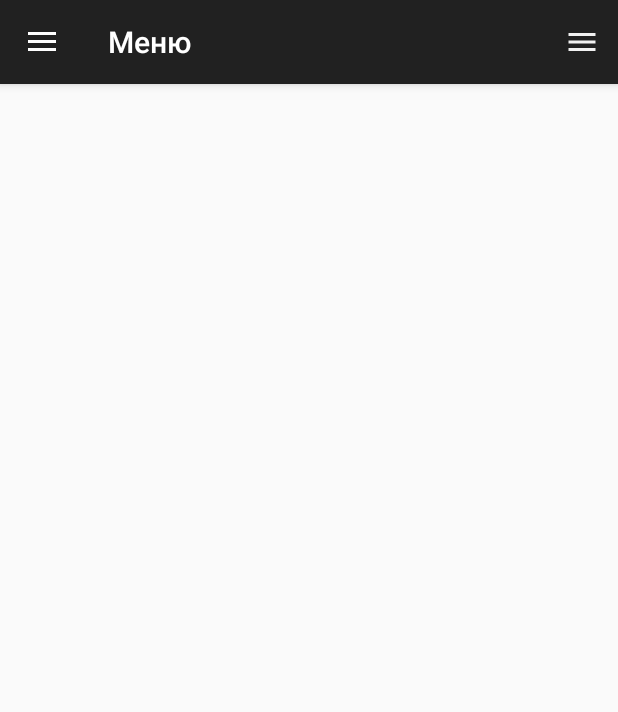
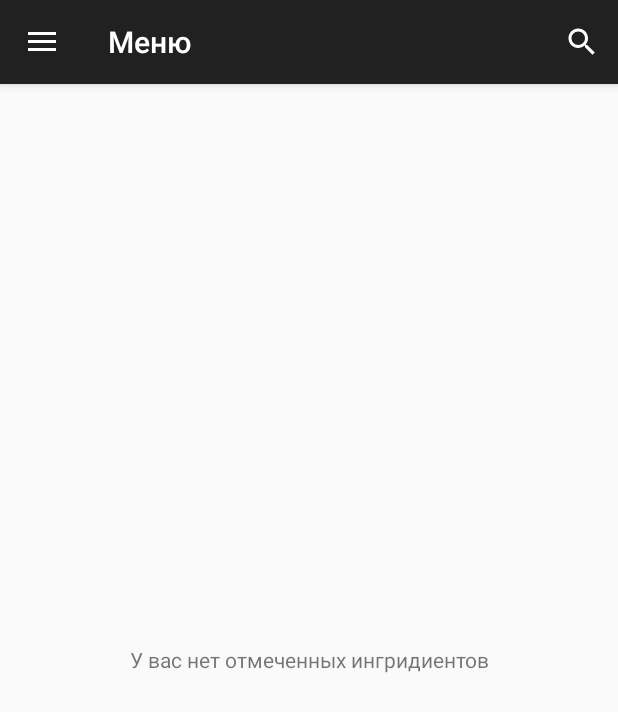
Before and after one commit to abbath0767/SimpleEat, an Android app: the fragment BasketFragment placed in its activity, on a phone screen of 412 x 824 dp. Shown: the top 712 px of the screen. Run offline under Robolectric (Android 15) with nearby library versions, the phone set to English and light mode, and no system bars.

Commit message:
add delete logic and empty view for recycler. need realise SearchView in fragments

```diff
--- a/app/src/main/AndroidManifest.xml
+++ b/app/src/main/AndroidManifest.xml
@@ -9,7 +9,8 @@
         android:label="@string/app_name"
         android:supportsRtl="true"
         android:theme="@style/AppTheme">
-        <activity android:name=".MainActivity">
+        <activity android:name=".MainActivity"
+            android:screenOrientation="portrait">
             <intent-filter>
                 <action android:name="android.intent.action.MAIN"/>
 
--- a/app/src/main/java/com/luxary_team/simpleeat/BasketFragment.java
+++ b/app/src/main/java/com/luxary_team/simpleeat/BasketFragment.java
@@ -9,12 +9,12 @@ import android.os.Bundle;
 import android.support.v7.widget.CardView;
 import android.support.v7.widget.LinearLayoutManager;
 import android.support.v7.widget.RecyclerView;
-import android.util.Log;
 import android.view.LayoutInflater;
 import android.view.View;
 import android.view.ViewGroup;
 import android.widget.CheckBox;
 import android.widget.CompoundButton;
+import android.widget.ImageButton;
 import android.widget.LinearLayout;
 import android.widget.TextView;
 
@@ -32,8 +32,11 @@ public class BasketFragment extends Fragment {
 
     private ArrayList<Recipe> mRecipes;
     private RecipeLab mRecipeLab;
+    private RecipeElementLab mRecipeElementLab;
+    private SharedPreferences preferences;
 
     private RecyclerView mRecyclerView;
+    private TextView mEmptyTextView;
     private RecipeAdapter mRecipeAdapter;
 
     @Override
@@ -41,18 +44,16 @@ public class BasketFragment extends Fragment {
         super.onCreate(savedInstanceState);
         mRecipes = new ArrayList<>();
 
-        SharedPreferences preferences = getActivity().getPreferences(Context.MODE_PRIVATE);
+        preferences = getActivity().getPreferences(Context.MODE_PRIVATE);
         mRecipeLab = RecipeLab.get(getActivity());
+        mRecipeElementLab = RecipeElementLab.get(getActivity());
 
         for (Map.Entry<String, ?> iter : preferences.getAll().entrySet())
             if (iter.getKey().substring(0, 6).equals("Parent"))
                 mRecipes.add(mRecipeLab.getRecipe(UUID.fromString(
                         iter.getKey().substring(7, iter.getKey().length()))));
 
-        Log.d(MainActivity.TAG, "all Recipes: " + mRecipes);
-
         mRecipeAdapter = new RecipeAdapter(mRecipes);
-
     }
 
     @Override
@@ -63,6 +64,10 @@ public class BasketFragment extends Fragment {
         mRecyclerView.setLayoutManager(new LinearLayoutManager(getActivity()));
         mRecyclerView.setAdapter(mRecipeAdapter);
 
+        mEmptyTextView = (TextView) rootView.findViewById(R.id.basket_fragment_empty_text_view);
+
+        notifyEmptyView();
+
         return rootView;
     }
 
@@ -71,28 +76,30 @@ public class BasketFragment extends Fragment {
         private TextView recipeTitle;
         private LinearLayout container;
         private ArrayList<RecipeElement> elementList;
+        private ImageButton deleteButton;
 
         public RecipeViewHolder(View itemView) {
             super(itemView);
             cardView = (CardView) itemView.findViewById(R.id.basket_fragment_card_view);
             recipeTitle = (TextView) itemView.findViewById(R.id.basket_fragment_card_view_text_view_title);
-            container = (LinearLayout) itemView.findViewById(R.id.bastet_card_view_element_container);
+            container = (LinearLayout) itemView.findViewById(R.id.basket_card_view_element_container);
+            deleteButton = (ImageButton) itemView.findViewById(R.id.basket_card_view_delete_button);
         }
 
         public void onBindRecipeViewHolder(Recipe recipe) {
             recipeTitle.setText(recipe.getTitle());
-            elementList = RecipeElementLab.get(getActivity()).getRecipeElements(recipe.getId().toString());
-
-            Log.d(MainActivity.TAG, "elements = " + elementList);
+            elementList = mRecipeElementLab.getRecipeElements(recipe.getId().toString());
 
             for (RecipeElement elem : elementList) {
+
                 LinearLayout anotherElementLL = (LinearLayout) LayoutInflater.from(getActivity())
                         .inflate(R.layout.basket_card_view_element_item, null);
+                final TextView elemName = (TextView) anotherElementLL.findViewById(R.id.basket_fragment_card_view_layout_text_view_ingr_name);
+
                 anotherElementLL.setId(View.generateViewId());
 
                 container.addView(anotherElementLL);
 
-                final TextView elemName = (TextView) anotherElementLL.findViewById(R.id.basket_fragment_card_view_layout_text_view_ingr_name);
                 elemName.setText(elem.getName() + " / " + elem.getCount());
 
                 CheckBox checkBox = (CheckBox) anotherElementLL.findViewById(R.id.basket_fragment_card_view_layout_check_box);
@@ -109,6 +116,14 @@ public class BasketFragment extends Fragment {
                     }
                 });
             }
+
+            deleteButton.setOnClickListener(new View.OnClickListener() {
+                @Override
+                public void onClick(View v) {
+                    removeCardFromBasket(getAdapterPosition());
+                }
+            });
+
         }
     }
 
@@ -141,4 +156,26 @@ public class BasketFragment extends Fragment {
             this.recipes = recipes;
         }
     }
+
+    private  void removeCardFromBasket(int position) {
+        SharedPreferences.Editor editor = preferences.edit();
+        editor.remove("Parent:" + mRecipes.get(position).getId().toString());
+        editor.apply();
+
+        mRecipeAdapter.recipes.remove(position);
+        mRecipeAdapter.notifyItemRemoved(position);
+        mRecipeAdapter.notifyItemRangeChanged(position, mRecipeAdapter.recipes.size());
+
+        notifyEmptyView();
+    }
+
+    private void notifyEmptyView() {
+        if (mRecipes.isEmpty()) {
+            mRecyclerView.setVisibility(View.GONE);
+            mEmptyTextView.setVisibility(View.VISIBLE);
+        } else {
+            mRecyclerView.setVisibility(View.VISIBLE);
+            mEmptyTextView.setVisibility(View.GONE);
+        }
+    }
 }
--- a/app/src/main/java/com/luxary_team/simpleeat/KitchenFragment.java
+++ b/app/src/main/java/com/luxary_team/simpleeat/KitchenFragment.java
@@ -60,6 +60,7 @@ public class KitchenFragment extends Fragment{
     public void onCreate(Bundle savedInstanceState) {
         super.onCreate(savedInstanceState);
 
+        setHasOptionsMenu(false);
         mRecipe = new Recipe();
         Log.d(MainActivity.TAG, "new recipe created, uuid = " + mRecipe.getId().toString());
         mRecipeLab = RecipeLab.get(getActivity());
--- a/app/src/main/java/com/luxary_team/simpleeat/MainActivity.java
+++ b/app/src/main/java/com/luxary_team/simpleeat/MainActivity.java
@@ -177,8 +177,8 @@ public class MainActivity extends AppCompatActivity implements SelectItemDrawerC
             return true;
         // Handle action bar actions click
         switch (item.getItemId()) {
-            case R.id.action_settings:
-                return true;
+            case R.id.search_view:
+                return false;
             case android.R.id.home:
                 getFragmentManager().popBackStackImmediate();
                 return true;
@@ -190,8 +190,8 @@ public class MainActivity extends AppCompatActivity implements SelectItemDrawerC
     @Override
     public boolean onPrepareOptionsMenu(Menu menu) {
         // if navigation drawer is opened, hide the action items
-        boolean drawerOpen = mDrawerLayout.isDrawerOpen(mDrawerList);
-        menu.findItem(R.id.action_settings).setVisible(!drawerOpen);
+//        boolean drawerOpen = mDrawerLayout.isDrawerOpen(mDrawerList);
+//        menu.findItem(R.id.action_settings).setVisible(!drawerOpen);
         return super.onPrepareOptionsMenu(menu);
     }
 
--- a/app/src/main/java/com/luxary_team/simpleeat/MenuFragment.java
+++ b/app/src/main/java/com/luxary_team/simpleeat/MenuFragment.java
@@ -4,6 +4,7 @@ import android.app.FragmentManager;
 import android.app.ListFragment;
 import android.os.Bundle;
 import android.support.v7.app.AppCompatActivity;
+import android.support.v7.widget.SearchView;
 import android.util.Log;
 import android.view.LayoutInflater;
 import android.view.View;
@@ -24,6 +25,8 @@ public class MenuFragment extends ListFragment {
     private ArrayList<Recipe.RecipeType> mUsedRecipeTypes = new ArrayList<>();
     private Button mButton;
     private SelectItemDrawerCallback mCallback;
+    private SearchView searchView = null;
+    private SearchView.OnQueryTextListener queryTextListener;
 
     @Override
     public View onCreateView(LayoutInflater inflater, ViewGroup container, Bundle savedInstanceState) {
@@ -61,9 +64,10 @@ public class MenuFragment extends ListFragment {
 
         setListAdapter(adapter);
 
-        ((AppCompatActivity)getActivity()).getSupportActionBar().setDisplayShowHomeEnabled(true);
-        ((AppCompatActivity)getActivity()).getSupportActionBar().setDisplayHomeAsUpEnabled(true);
-        ((AppCompatActivity)getActivity()).getSupportActionBar().setTitle(R.string.menu);
+//        ((AppCompatActivity)getActivity()).getSupportActionBar().setDisplayShowHomeEnabled(true);
+//        ((AppCompatActivity)getActivity()).getSupportActionBar().setDisplayHomeAsUpEnabled(true);
+        ((AppCompatActivity) getActivity()).getSupportActionBar().setTitle(R.string.menu);
+//        setHasOptionsMenu(true);
 
     }
 
@@ -81,6 +85,53 @@ public class MenuFragment extends ListFragment {
 
     }
 
+//    //todo need debug
+//    @Override
+//    public void onCreateOptionsMenu(Menu menu, MenuInflater inflater) {
+//        Log.d(MainActivity.TAG, "create menu in fragmnt ");
+//
+//        inflater.inflate(R.menu.menu_menu, menu);
+//        MenuItem searchItem = menu.findItem(R.id.search_view);
+//        SearchManager searchManager = (SearchManager) getActivity().getSystemService(Context.SEARCH_SERVICE);
+//
+//        if (searchItem != null)
+//            searchView = (SearchView) searchItem.getActionView();
+//
+//        if (searchView != null) {
+//            searchView.setSearchableInfo(searchManager.getSearchableInfo(getActivity().getComponentName()));
+//            queryTextListener = new SearchView.OnQueryTextListener() {
+//                @Override
+//                public boolean onQueryTextSubmit(String query) {
+//                    Log.d(MainActivity.TAG, "query on TextSubmit: " + query);
+//                    return true;
+//                }
+//                @Override
+//                public boolean onQueryTextChange(String newText) {
+//                    Log.d(MainActivity.TAG, "query on TextChange: " + newText);
+//                    return true;
+//                }
+//            };
+//            searchView.setOnQueryTextListener(queryTextListener);
+//        }
+//        super.onCreateOptionsMenu(menu, inflater);
+//    }
+//
+//    @Override
+//    public boolean onOptionsItemSelected(MenuItem item) {
+//        switch (item.getItemId()) {
+//            case R.id.search_view:
+//                // Not implemented here
+//                return false;
+//            case android.R.id.home:
+//                getFragmentManager().popBackStackImmediate();
+//                return true;
+//            default:
+//                break;
+//        }
+//        searchView.setOnQueryTextListener(queryTextListener);
+//        return super.onOptionsItemSelected(item);
+//    }
+
     private void calculateRecipeType() {
         for (Recipe recipe: mRecipes) {
             if (recipe.isFavorite()) {
--- a/app/src/main/java/com/luxary_team/simpleeat/RecipeFragment.java
+++ b/app/src/main/java/com/luxary_team/simpleeat/RecipeFragment.java
@@ -90,7 +90,7 @@ public class RecipeFragment extends Fragment {
                 SharedPreferences preferences = getActivity().getPreferences(Context.MODE_PRIVATE);
                 SharedPreferences.Editor editor = preferences.edit();
                 editor.putString("Parent:" + mRecipe.getId().toString(), mRecipe.getTitle());
-                editor.commit();
+                editor.apply();
                 //todo unhardcode
                 Toast.makeText(getActivity(), "Ingridients add to basket", Toast.LENGTH_SHORT).show();
             }
@@ -135,7 +135,7 @@ public class RecipeFragment extends Fragment {
             }
         }
 
-        Log.d(MainActivity.TAG, "recipeSteps cpunt = " + mRecipeSteps.size());
+        Log.d(MainActivity.TAG, "recipeSteps count = " + mRecipeSteps.size());
 
         if (mRecipeSteps.size() != 0) {
 
--- a/app/src/main/java/com/luxary_team/simpleeat/RecipeListFragment.java
+++ b/app/src/main/java/com/luxary_team/simpleeat/RecipeListFragment.java
@@ -54,7 +54,7 @@ public class RecipeListFragment extends ListFragment {
                 mRecipes);
         setListAdapter(adapter);
 
-        setRetainInstance(true);
+//        setRetainInstance(true);
 //        setHasOptionsMenu(true);
     }
 
--- a/app/src/main/res/layout/basket_fragment.xml
+++ b/app/src/main/res/layout/basket_fragment.xml
@@ -7,8 +7,16 @@
     <android.support.v7.widget.RecyclerView
         android:id="@+id/basket_fragment_recycler_view"
         android:layout_width="match_parent"
-        android:layout_height="wrap_content">
+        android:layout_height="match_parent">
 
     </android.support.v7.widget.RecyclerView>
 
+    <TextView
+        android:id="@+id/basket_fragment_empty_text_view"
+        android:layout_width="match_parent"
+        android:layout_height="match_parent"
+        android:gravity="center"
+        android:visibility="gone"
+        android:text="@string/empty_basket"/>
+
 </LinearLayout>
--- a/app/src/main/res/menu/menu_menu.xml
+++ b/app/src/main/res/menu/menu_menu.xml
@@ -5,9 +5,10 @@
     tools:context=".MainActivity">
 
     <item
-        android:id="@+id/action_settings"
-        android:title="@string/action_settings"
-        app:showAsAction="ifRoom"
-        android:icon="@drawable/ic_menu_24dp"/>
+        android:id="@+id/search_view"
+        android:icon="@android:drawable/ic_menu_search"
+        android:title="Search"
+        app:actionViewClass="android.support.v7.widget.SearchView"
+        app:showAsAction="always"/>
 
 </menu>
--- a/app/src/main/res/values/strings.xml
+++ b/app/src/main/res/values/strings.xml
@@ -46,4 +46,5 @@
     <string name="send_my_email">ng@redmadrobot.com</string>
     <string name="send_device_info">\n\nВерсия приложения: %1$s\nУстройство: %2$s\nВерсия ОС: Android %3$s</string>
     <string name="send_my_vk">http://vk.com/abbath</string>
+    <string name="empty_basket">У вас нет отмеченных ингридиентов</string>
 </resources>
```
Also changed, not shown: app/src/main/java/com/luxary_team/simpleeat/InformationFragment.java (+1 -7 lines), app/src/main/res/layout/basket_card_view.xml (+10 -1 lines), app/src/main/res/layout/basket_card_view_element_item.xml (+10 -8 lines), app/src/main/res/drawable-hdpi/ic_delete_basket.png (added), app/src/main/res/drawable-mdpi/ic_delete_basket.png (added), app/src/main/res/drawable-xhdpi/ic_delete_basket.png (added), app/src/main/res/drawable-xxhdpi/ic_delete_basket.png (added).
